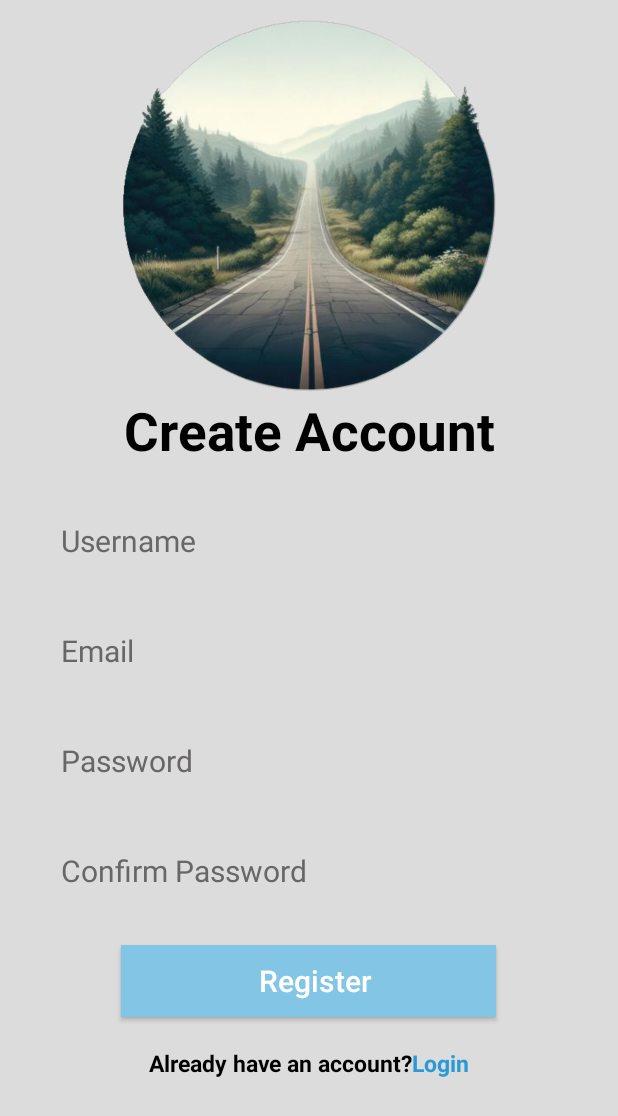
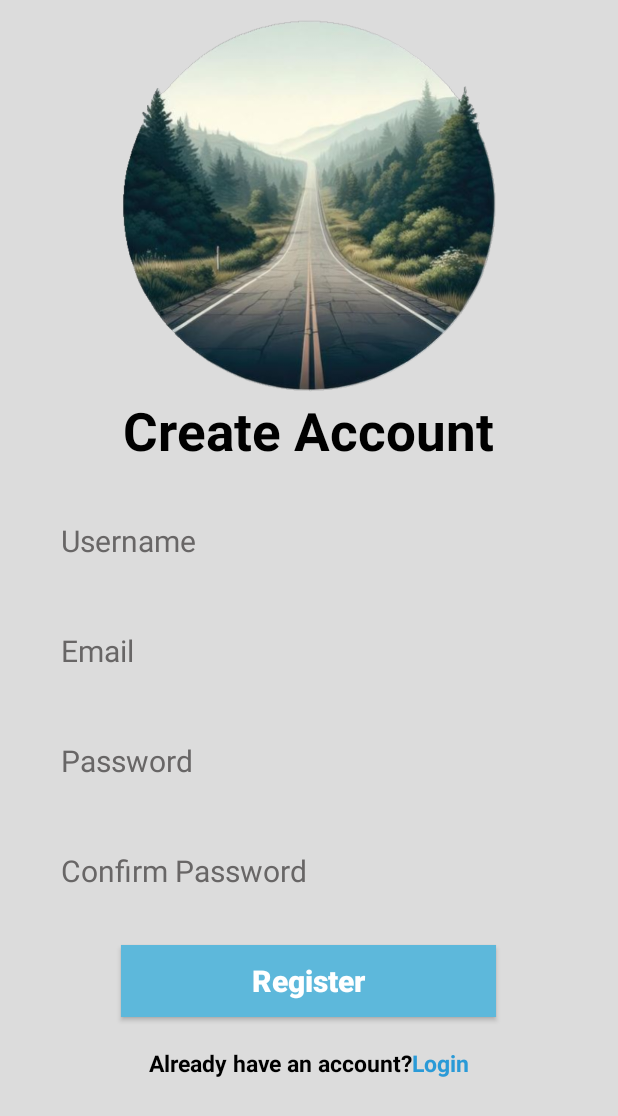
Before and after one commit to Navjeet2/Group4F24, an Android app: the screen it shows after launch (MainActivity), on a phone screen of 412 x 824 dp. Shown: the top 1116 px of the screen. Run offline under Robolectric (Android 15) with nearby library versions, the phone set to English and light mode, and no system bars.

Commit message:
Fisrt page

```diff
--- a/app/src/main/res/layout/activity_main.xml
+++ b/app/src/main/res/layout/activity_main.xml
@@ -25,7 +25,7 @@
 
         <TextView
             android:id="@+id/registertitle"
-            android:layout_width="match_parent"
+            android:layout_width="wrap_content"
             android:layout_height="wrap_content"
             android:gravity="center"
             android:text="Create Account"
@@ -80,13 +80,13 @@
             android:layout_width="250dp"
             android:layout_height="match_parent"
             android:layout_marginTop="26dp"
-            android:background="@color/skyblue"
-            android:hint="  Register"
-            android:text="  Register"
+            android:background="#5DB8DB"
+            android:text="Register"
             android:textAlignment="center"
             android:textAllCaps="false"
-            android:textColor="@color/white"
-            android:textSize="20dp" />
+            android:textColor="#FFFFFF"
+            android:textSize="20dp"
+            android:textStyle="bold"/>
 
 
         <LinearLayout
```
Also changed, not shown: 1 other file.
